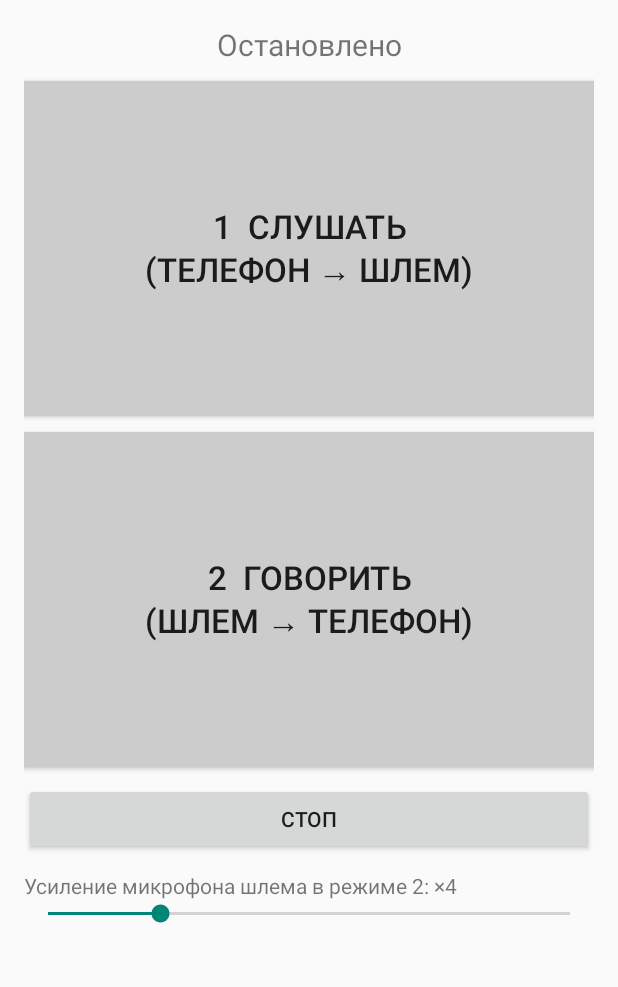
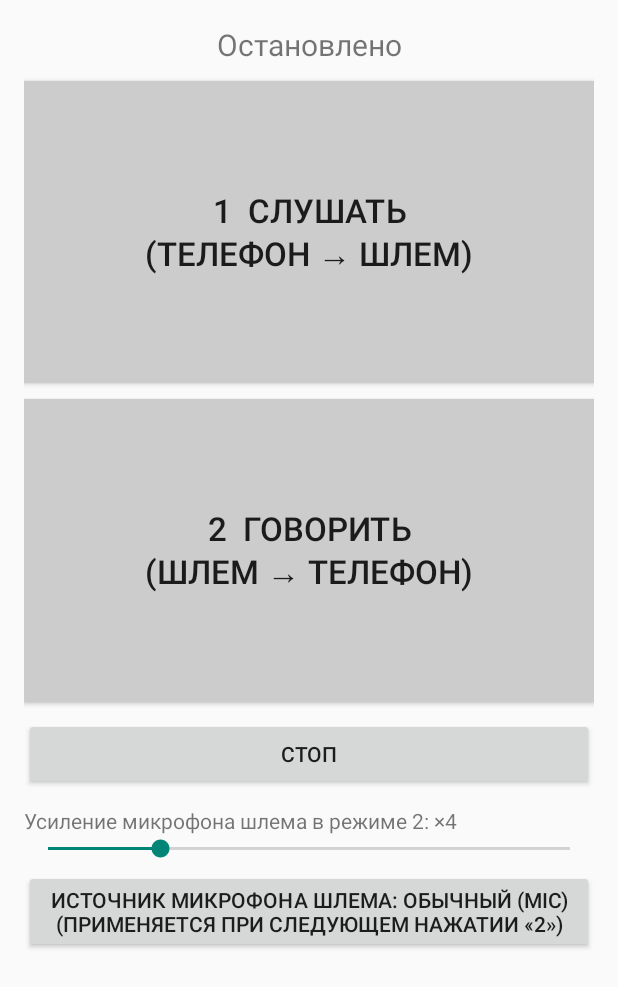
Before and after one commit to wh1tebeardv/cleude_helmet, an Android app: the screen it shows after launch (MainActivity), on a phone screen of 412 x 824 dp. Shown: the top 987 px of the screen. Run offline under Robolectric (Android 15) with nearby library versions, the phone set to English and light mode, and no system bars.

Commit message:
TALK mode: selectable capture source (MIC default), more peak reports
Co-Authored-By: Claude Sonnet 5.5 <noreply@anthropic.com>
Claude-Session: https://claude.ai/code/session_01Qsyb9NPsuhCyuGVPyXSc5Q

```diff
--- a/app/src/main/java/com/example/helmetrelay/MainActivity.kt
+++ b/app/src/main/java/com/example/helmetrelay/MainActivity.kt
@@ -75,6 +75,24 @@ class MainActivity : Activity() {
         }
         root.addView(gainBar, LinearLayout.LayoutParams(-1, -2))
 
+        val sources = listOf(
+            "Голосовой (VOICE_COMMUNICATION)" to android.media.MediaRecorder.AudioSource.VOICE_COMMUNICATION,
+            "Обычный (MIC)" to android.media.MediaRecorder.AudioSource.MIC,
+            "Распознавание (VOICE_RECOGNITION)" to android.media.MediaRecorder.AudioSource.VOICE_RECOGNITION
+        )
+        var srcIdx = prefs.getInt("srcIdx", 1).coerceIn(0, sources.size - 1)
+        RelayService.talkSource = sources[srcIdx].second
+        val srcBtn = Button(this)
+        fun srcText() = "Источник микрофона шлема: ${sources[srcIdx].first}\n(применяется при следующем нажатии «2»)"
+        srcBtn.text = srcText()
+        srcBtn.setOnClickListener {
+            srcIdx = (srcIdx + 1) % sources.size
+            RelayService.talkSource = sources[srcIdx].second
+            prefs.edit().putInt("srcIdx", srcIdx).apply()
+            srcBtn.text = srcText()
+        }
+        root.addView(srcBtn, LinearLayout.LayoutParams(-1, -2).apply { topMargin = 8 })
+
         logView = TextView(this).apply { textSize = 12f }
         val scroll = ScrollView(this)
         scroll.addView(logView)
--- a/app/src/main/java/com/example/helmetrelay/RelayService.kt
+++ b/app/src/main/java/com/example/helmetrelay/RelayService.kt
@@ -47,6 +47,10 @@ class RelayService : Service() {
         /** Программное усиление сигнала в режиме TALK (микрофон шлема -> динамик телефона). */
         @Volatile
         var talkGain: Float = 4f
+
+        /** Источник захвата для режима TALK (задаётся из UI). */
+        @Volatile
+        var talkSource: Int = MediaRecorder.AudioSource.MIC
 
         @Volatile
         var listener: ((Mode, List<String>) -> Unit)? = null
@@ -218,7 +222,8 @@ class RelayService : Service() {
             log("Не найдено нужное устройство ввода или вывода.")
             return
         }
-        val r = buildRecord(MediaRecorder.AudioSource.VOICE_COMMUNICATION, btIn) ?: return
+        log("TALK: источник захвата=${talkSource} (1=MIC, 6=VOICE_RECOGNITION, 7=VOICE_COMMUNICATION)")
+        val r = buildRecord(talkSource, btIn) ?: return
         val t = buildTrack(AudioAttributes.USAGE_MEDIA, spk)
         if (t == null) {
             r.release()
@@ -316,7 +321,7 @@ class RelayService : Service() {
                             if (a > peak) peak = a
                         }
                         if (++chunks >= 100) {
-                            if (reports < 4) {
+                            if (reports < 6) {
                                 reports++
                                 log("Пик сигнала с микрофона: $peak из 32767")
                             }
```
